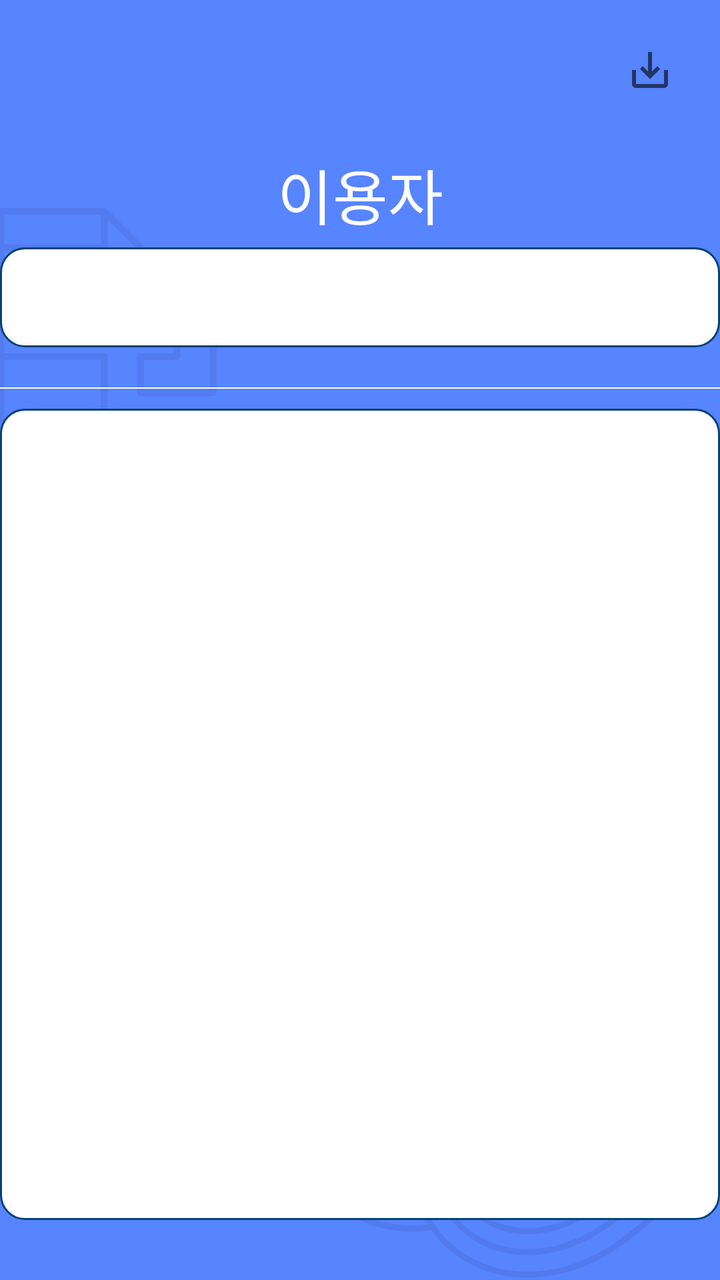
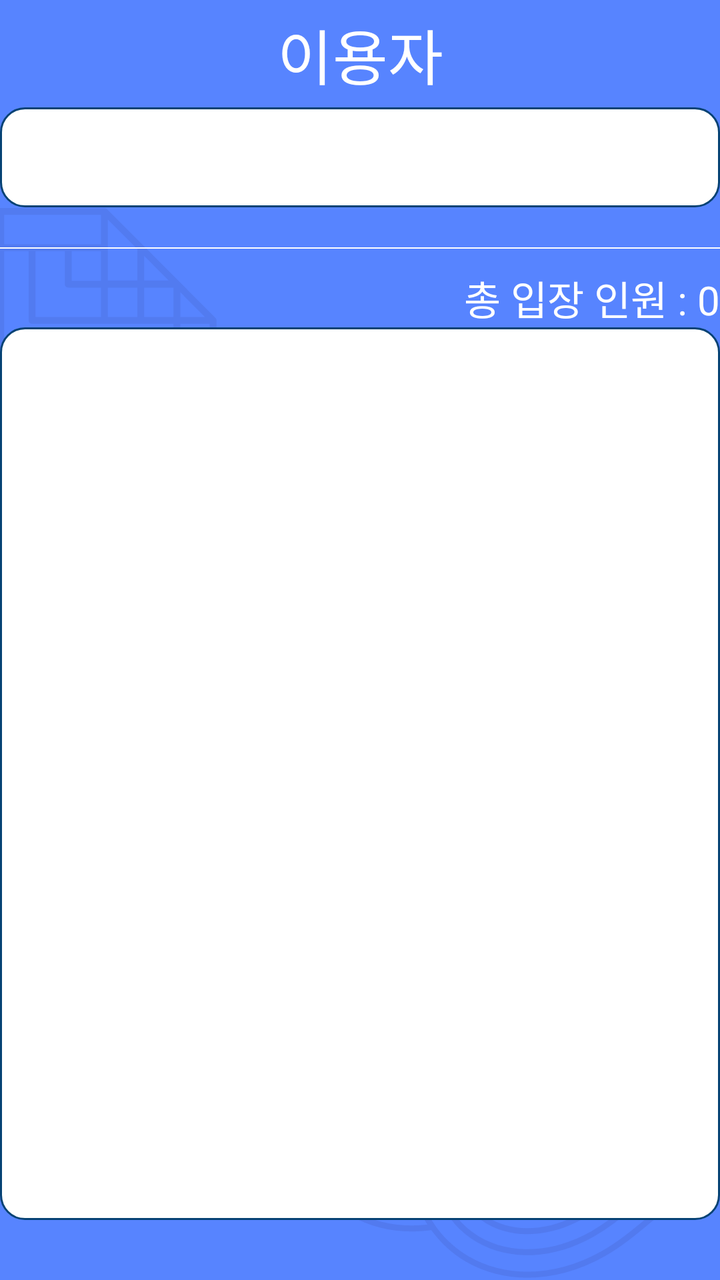

The first picture is an Android layout as it rendered before a commit; the second is the same layout after the commit. The layout source and the unified diff follow.
<!-- AndroidManifest.xml: application theme Theme.AppCompat.Light.NoActionBar -->
<!-- res/layout/activity_history.xml -->
<?xml version="1.0" encoding="utf-8"?>
<LinearLayout xmlns:android="http://schemas.android.com/apk/res/android"
    xmlns:app="http://schemas.android.com/apk/res-auto"
    xmlns:tools="http://schemas.android.com/tools"
    android:layout_width="match_parent"
    android:layout_height="match_parent"
    android:orientation="vertical"
    android:background="@drawable/cv_check_lay"
    tools:context=".history">

    <ImageButton
        android:id="@+id/creat_excel"
        android:layout_width="70dp"
        android:layout_height="70dp"
        android:layout_gravity="right"
        android:background="@android:color/transparent"
        android:src="@drawable/ic_baseline_save_alt_24" />

    <TextView
        android:id="@+id/go_history_title"
        android:layout_width="match_parent"
        android:layout_height="wrap_content"
        android:layout_marginTop="5dp"
        android:layout_marginBottom="5dp"
        android:fontFamily="@font/gmsansmid"
        android:gravity="center"
        android:text="이용자"
        android:textColor="@color/white"
        android:textSize="30sp" />

    <LinearLayout
        android:layout_width="match_parent"
        android:layout_height="50dp"
        android:background="@drawable/button_line"
        android:orientation="horizontal"
        android:layout_marginBottom="20dp"
        >


        <TextView
            android:id="@+id/date"
            android:layout_width="match_parent"
            android:layout_height="match_parent"
            android:layout_weight="1"
            android:fontFamily="@font/gmsansmid"
            android:gravity="center"
            android:text=""
            android:textColor="#7A7A7A"
            android:textSize="20sp" />

    </LinearLayout>


    <View
        android:layout_width="wrap_content"
        android:layout_height="2px"
        android:background="@color/white"
        android:layout_marginBottom="10dp"
        />

    <LinearLayout
        android:layout_width="match_parent"
        android:layout_height="match_parent"
        android:background="@drawable/button_line"
        android:layout_marginBottom="30dp"
        >

    <ListView
        android:id="@+id/list"
        android:layout_width="match_parent"
        android:layout_height="match_parent" />

    </LinearLayout>


</LinearLayout>
<!-- resources referenced by this layout -->
<resources>
  <color name="white">#FFFFFFFF</color>
  <!-- drawable button_line (drawable) -->
  <?xml version="1.0" encoding="utf-8"?>
  <shape xmlns:android="http://schemas.android.com/apk/res/android"
      android:padding="10dp"
      android:shape="rectangle" >
      <solid android:color="#FFFFFF" />
      <corners
          android:bottomLeftRadius="12dp"
          android:bottomRightRadius="12dp"
          android:topLeftRadius="12dp"
          android:topRightRadius="12dp" />
      <stroke
          android:width="1dp"
          android:color="#064274" />
  </shape>
  <!-- drawable cv_check_lay: png bitmap (drawable-v24, 110006 bytes) -->
  <!-- drawable ic_baseline_save_alt_24 (drawable) -->
  <vector xmlns:android="http://schemas.android.com/apk/res/android"
      android:width="24dp"
      android:height="24dp"
      android:viewportWidth="24"
      android:viewportHeight="24"
      android:tint="?attr/colorControlNormal">
    <path
        android:fillColor="@android:color/white"
        android:pathData="M19,12v7L5,19v-7L3,12v7c0,1.1 0.9,2 2,2h14c1.1,0 2,-0.9 2,-2v-7h-2zM13,12.67l2.59,-2.58L17,11.5l-5,5 -5,-5 1.41,-1.41L11,12.67L11,3h2z"/>
  </vector>
</resources>

<!-- the commit's change to res/layout/activity_history.xml (unified diff, before → after) -->
@@ -7,14 +7,6 @@
     android:orientation="vertical"
     android:background="@drawable/cv_check_lay"
     tools:context=".history">
-
-    <ImageButton
-        android:id="@+id/creat_excel"
-        android:layout_width="70dp"
-        android:layout_height="70dp"
-        android:layout_gravity="right"
-        android:background="@android:color/transparent"
-        android:src="@drawable/ic_baseline_save_alt_24" />
 
     <TextView
         android:id="@+id/go_history_title"
@@ -58,6 +50,17 @@
         android:layout_marginBottom="10dp"
         />
 
+    <TextView
+        android:id="@+id/total"
+        android:layout_gravity="right"
+        android:gravity="right"
+        android:textColor="@color/white"
+        android:fontFamily="@font/gmsansmid"
+        android:textSize="20sp"
+        android:layout_width="match_parent"
+        android:layout_height="wrap_content"
+        android:text="총 입장 인원 : 0" />
+
     <LinearLayout
         android:layout_width="match_parent"
         android:layout_height="match_parent"
<!-- resource entries referenced after the edit -->
@@ -17,16 +17,5 @@
           android:color="#064274" />
   </shape>
   <!-- drawable cv_check_lay: png bitmap (drawable-v24, 110006 bytes) -->
-  <!-- drawable ic_baseline_save_alt_24 (drawable) -->
-  <vector xmlns:android="http://schemas.android.com/apk/res/android"
-      android:width="24dp"
-      android:height="24dp"
-      android:viewportWidth="24"
-      android:viewportHeight="24"
-      android:tint="?attr/colorControlNormal">
-    <path
-        android:fillColor="@android:color/white"
-        android:pathData="M19,12v7L5,19v-7L3,12v7c0,1.1 0.9,2 2,2h14c1.1,0 2,-0.9 2,-2v-7h-2zM13,12.67l2.59,-2.58L17,11.5l-5,5 -5,-5 1.41,-1.41L11,12.67L11,3h2z"/>
-  </vector>
 </resources>
 
